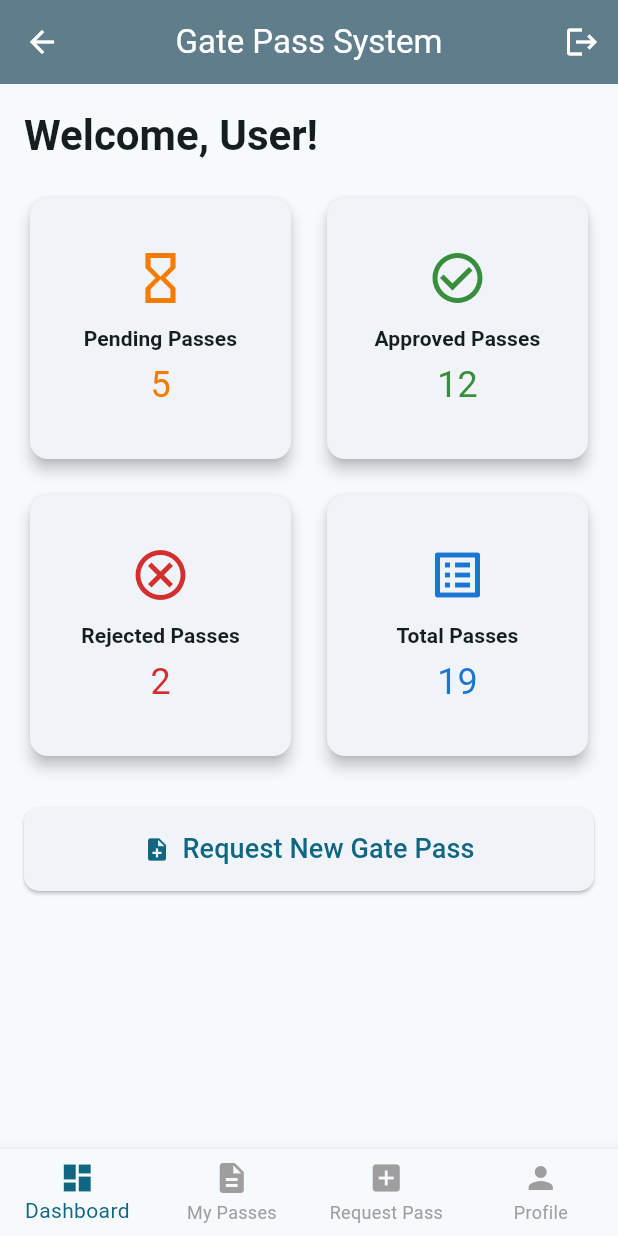
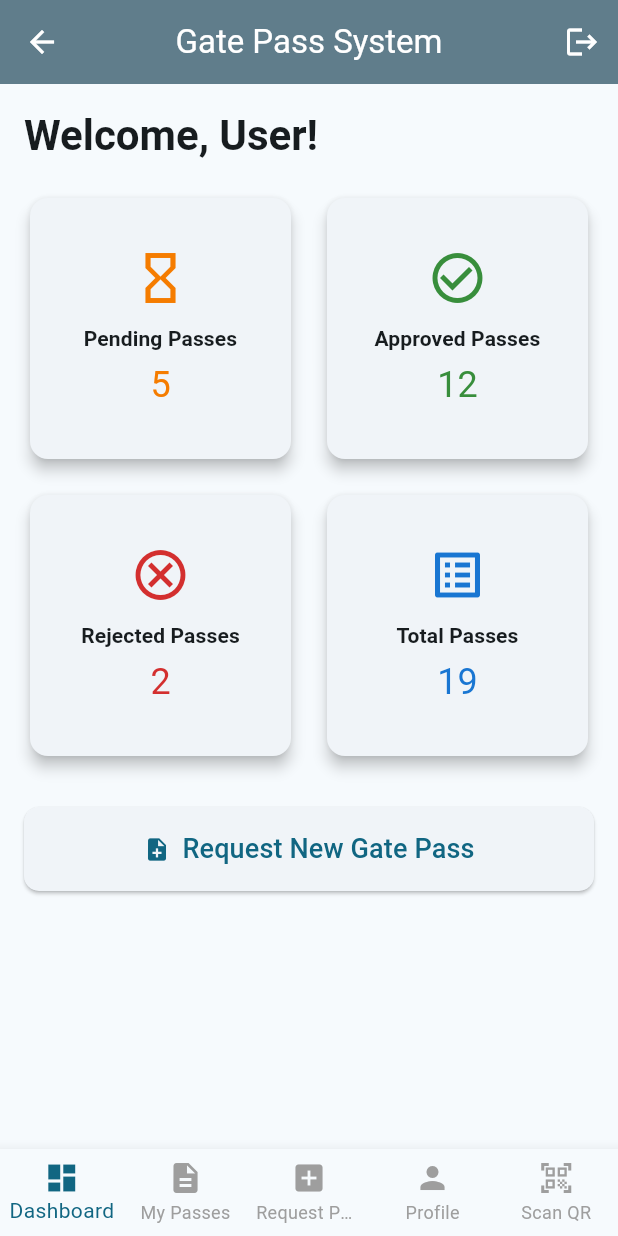
Before and after one commit to Jsimanthi/gate_pass_system, a Flutter app: the HomeScreen screen opened by its route, on a phone screen of 412 x 824 dp. Run offline on Flutter 3.47's test engine with Material 3 defaults, Android fonts, the phone set to English and light mode, and no system bars; our stand-ins replace shared_preferences; missing offline and left inert: mobile_scanner; accounts and stored records are empty.

Commit message:
feat: Add button to access scanner UI

```diff
--- a/frontend/gatepass_app/lib/presentation/home/home_screen.dart
+++ b/frontend/gatepass_app/lib/presentation/home/home_screen.dart
@@ -8,6 +8,7 @@ import 'package:gatepass_app/presentation/dashboard/dashboard_overview_screen.da
 import 'package:gatepass_app/presentation/my_passes/my_passes_screen.dart';
 import 'package:gatepass_app/presentation/gate_pass_request/gate_pass_request_screen.dart'; // NEW: Import GatePassRequestScreen
 import 'package:gatepass_app/presentation/profile/profile_screen.dart'; // NEW: Import the external ProfileScreen
+import 'package:gatepass_app/presentation/security/qr_scanner_screen.dart';
 
 class HomeScreen extends StatefulWidget {
   final ApiClient apiClient;
@@ -48,6 +49,7 @@ class _HomeScreenState extends State<HomeScreen> {
         apiClient: _apiClient,
         authService: _authService,
       ), // NEW: Use the external ProfileScreen
+      QrScannerScreen(apiClient: _apiClient),
     ];
   }
 
@@ -103,6 +105,10 @@ class _HomeScreenState extends State<HomeScreen> {
             label: 'Request Pass',
           ),
           BottomNavigationBarItem(icon: Icon(Icons.person), label: 'Profile'),
+          BottomNavigationBarItem(
+            icon: Icon(Icons.qr_code_scanner),
+            label: 'Scan QR',
+          ),
         ],
         currentIndex: _selectedIndex,
         selectedItemColor: Theme.of(
```
Also changed, not shown: 1 other file.
